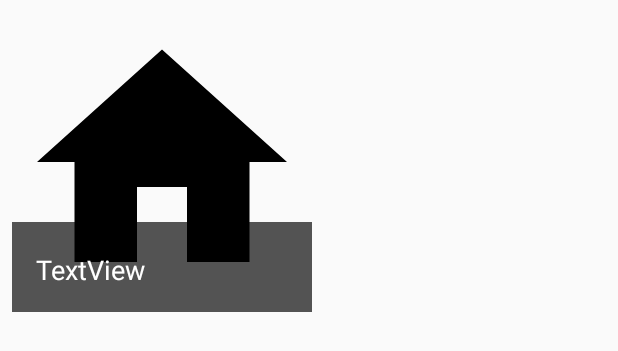
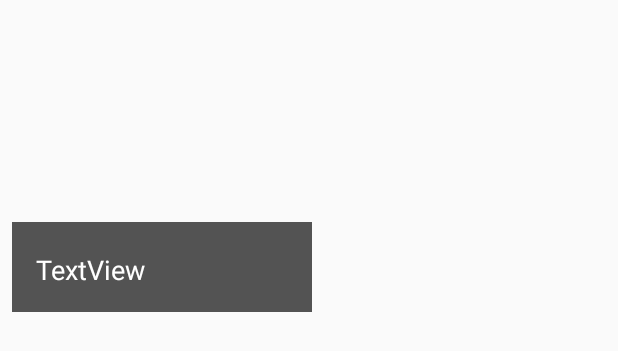
Before and after one commit to eddymail/P9_RealEstateManager, an Android app: the layout fragment_detail_item.xml on its own in the app's theme, with its tools: preview values and no code run, on a phone screen of 412 x 824 dp. Shown: the top 351 px of the screen. Run offline under Robolectric (Android 15) with nearby library versions, the phone set to English and light mode, and no system bars.

```diff
--- a/app/src/main/res/layout-w720dp/fragment_detail.xml
+++ b/app/src/main/res/layout-w720dp/fragment_detail.xml
@@ -369,6 +369,7 @@
             android:drawableTop="@drawable/ic_baseline_big_home_24"
             android:gravity="center_horizontal"
             android:text="@string/no_house_clicked"
+            android:visibility="gone"
             android:textSize="30sp"
             app:layout_constraintBottom_toBottomOf="parent"
             app:layout_constraintEnd_toEndOf="parent"
--- a/app/src/main/res/layout-w720dp/fragment_detail_item.xml
+++ b/app/src/main/res/layout-w720dp/fragment_detail_item.xml
@@ -17,8 +17,7 @@
         app:layout_constraintBottom_toBottomOf="parent"
         app:layout_constraintEnd_toEndOf="parent"
         app:layout_constraintStart_toStartOf="parent"
-        app:layout_constraintTop_toTopOf="parent"
-        tools:srcCompat="@drawable/ic_baseline_home_24" />
+        app:layout_constraintTop_toTopOf="parent"/>
 
     <TextView
         android:id="@+id/textView"
--- a/app/src/main/res/layout/fragment_detail.xml
+++ b/app/src/main/res/layout/fragment_detail.xml
@@ -291,14 +291,14 @@
             android:drawableTop="@drawable/ic_baseline_big_home_24"
             android:gravity="center_horizontal"
             android:text="@string/no_house_clicked"
+            android:visibility="gone"
             android:textSize="30sp"
             app:layout_constraintBottom_toBottomOf="parent"
             app:layout_constraintEnd_toEndOf="parent"
             app:layout_constraintHorizontal_bias="0.0"
             app:layout_constraintStart_toStartOf="parent"
             app:layout_constraintTop_toTopOf="parent"
-            app:layout_constraintVertical_bias="1.0"
-            android:visibility="invisible"/>
+            app:layout_constraintVertical_bias="1.0" />
 
     </android.support.constraint.ConstraintLayout>
 </FrameLayout>
--- a/app/src/main/res/layout/fragment_detail_item.xml
+++ b/app/src/main/res/layout/fragment_detail_item.xml
@@ -17,8 +17,7 @@
         app:layout_constraintBottom_toBottomOf="parent"
         app:layout_constraintEnd_toEndOf="parent"
         app:layout_constraintStart_toStartOf="parent"
-        app:layout_constraintTop_toTopOf="parent"
-        tools:srcCompat="@drawable/ic_baseline_home_24" />
+        app:layout_constraintTop_toTopOf="parent" />
 
     <TextView
         android:id="@+id/textView"
```
Also changed, not shown: app/src/main/java/com/openclassrooms/realestatemanager/Fragments/DetailFragment.java (+8 -30 lines).
